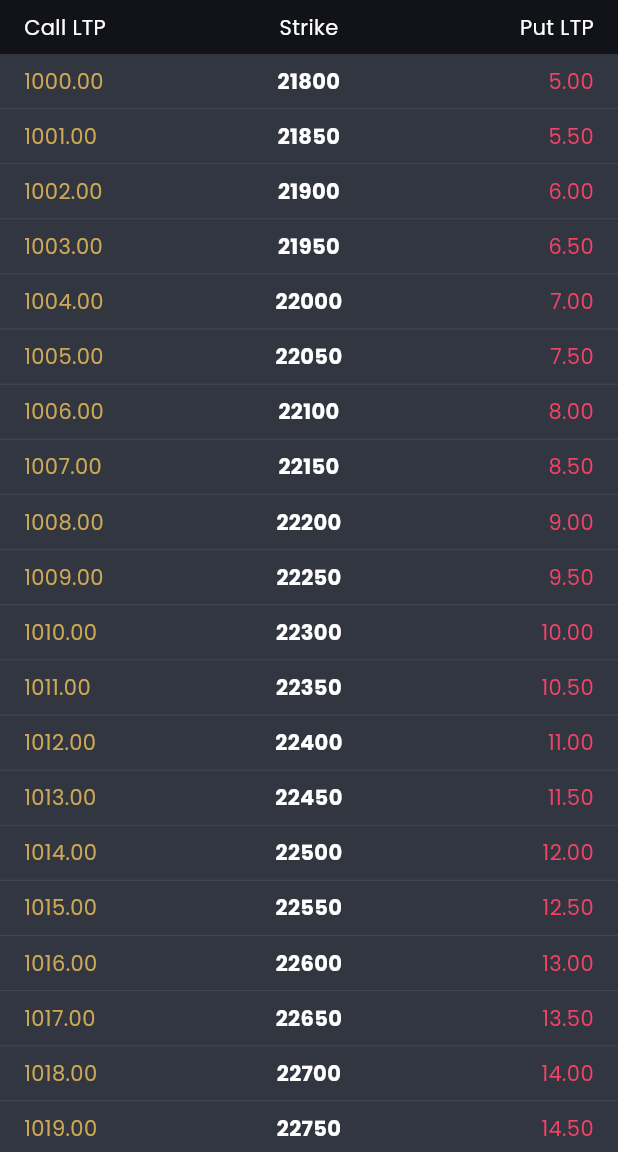
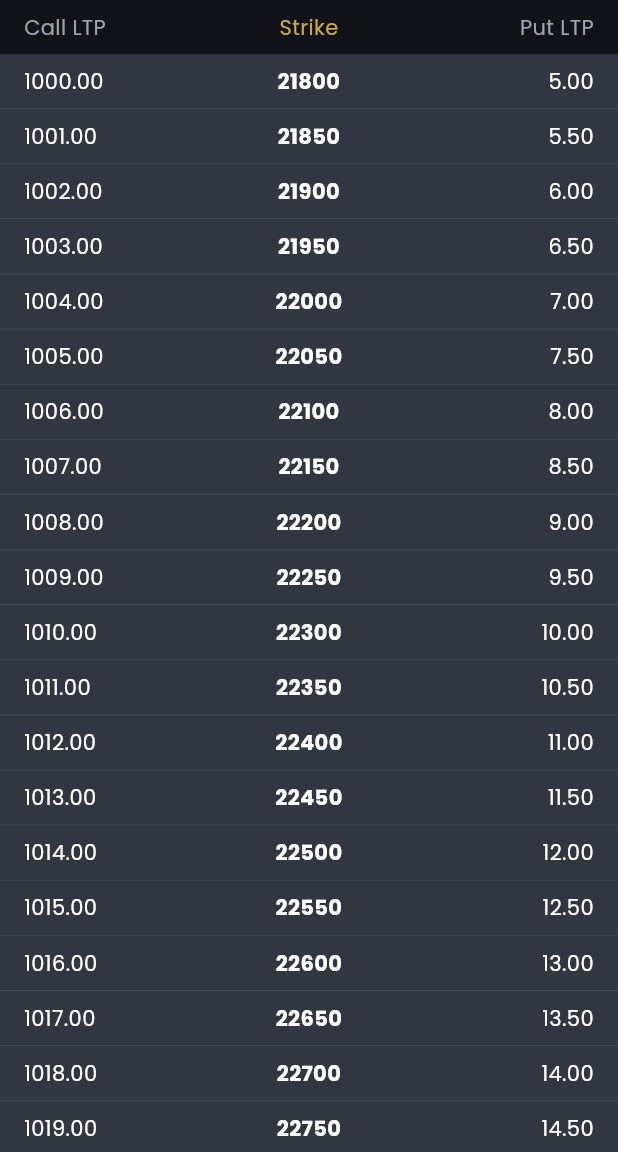
Before and after one commit to kaxp/algo_stock_data, a Flutter app: the screen it shows after launch, on a phone screen of 412 x 824 dp, the part 84-1236 px from its top. Run offline on Flutter 3.47's test engine with Material 3 defaults, Android fonts, the phone set to English and light mode, and no system bars; our stand-ins replace connectivity_plus, dio, easy_localization, equatable, flutter_bloc, flutter_modular and 1 more.

Commit message:
Update text colours

```diff
--- a/lib/modules/home/pages/home_page.dart
+++ b/lib/modules/home/pages/home_page.dart
@@ -43,7 +43,7 @@ class _HomePageState extends State<HomePage> {
                   child: Text(
                     'Call LTP',
                     style: TextStyle(
-                      color: AppColors.white,
+                      color: AppColors.greyTextColor,
                     ),
                     textAlign: TextAlign.start,
                   ),
@@ -52,7 +52,7 @@ class _HomePageState extends State<HomePage> {
                   child: Text(
                     'Strike',
                     style: TextStyle(
-                      color: AppColors.white,
+                      color: AppColors.yellowColor,
                     ),
                     textAlign: TextAlign.center,
                   ),
@@ -61,7 +61,7 @@ class _HomePageState extends State<HomePage> {
                   child: Text(
                     'Put LTP',
                     style: TextStyle(
-                      color: AppColors.white,
+                      color: AppColors.greyTextColor,
                     ),
                     textAlign: TextAlign.end,
                   ),
@@ -96,7 +96,7 @@ class _HomePageState extends State<HomePage> {
                         child: Text(
                           row['callLTP']!,
                           style: const TextStyle(
-                            color: AppColors.yellowColor,
+                            color: AppColors.white,
                           ),
                           textAlign: TextAlign.start,
                         ),
@@ -115,7 +115,7 @@ class _HomePageState extends State<HomePage> {
                         child: Text(
                           row['putLTP']!,
                           style: const TextStyle(
-                            color: AppColors.redColor,
+                            color: AppColors.white,
                           ),
                           textAlign: TextAlign.end,
                         ),
```
